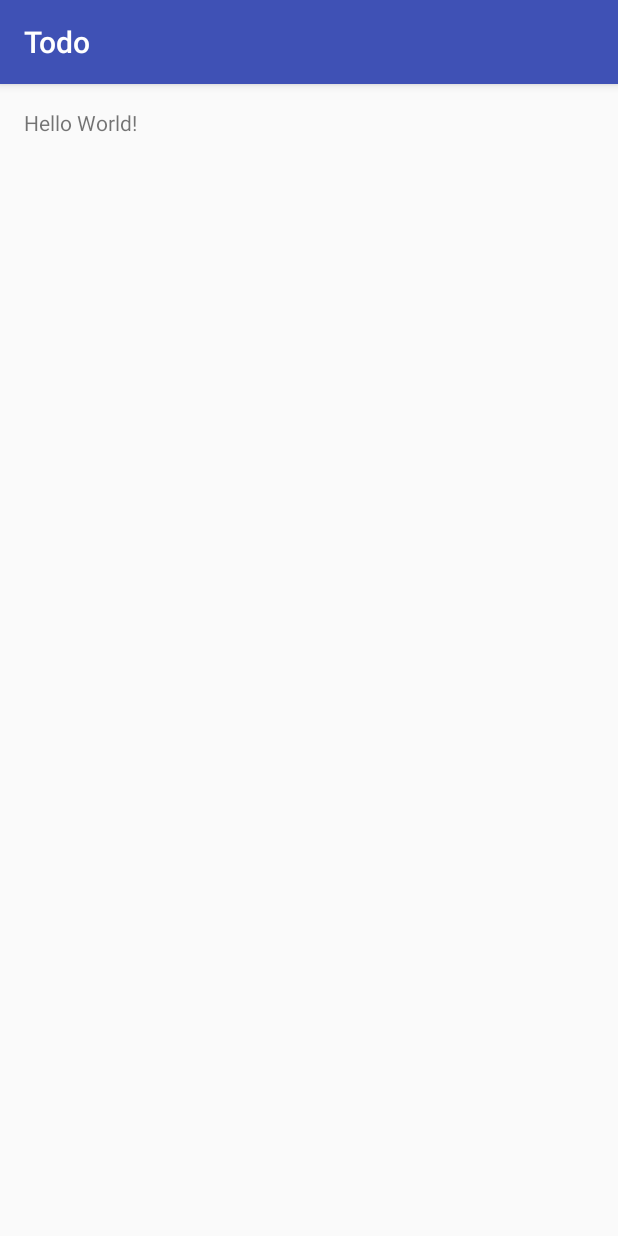
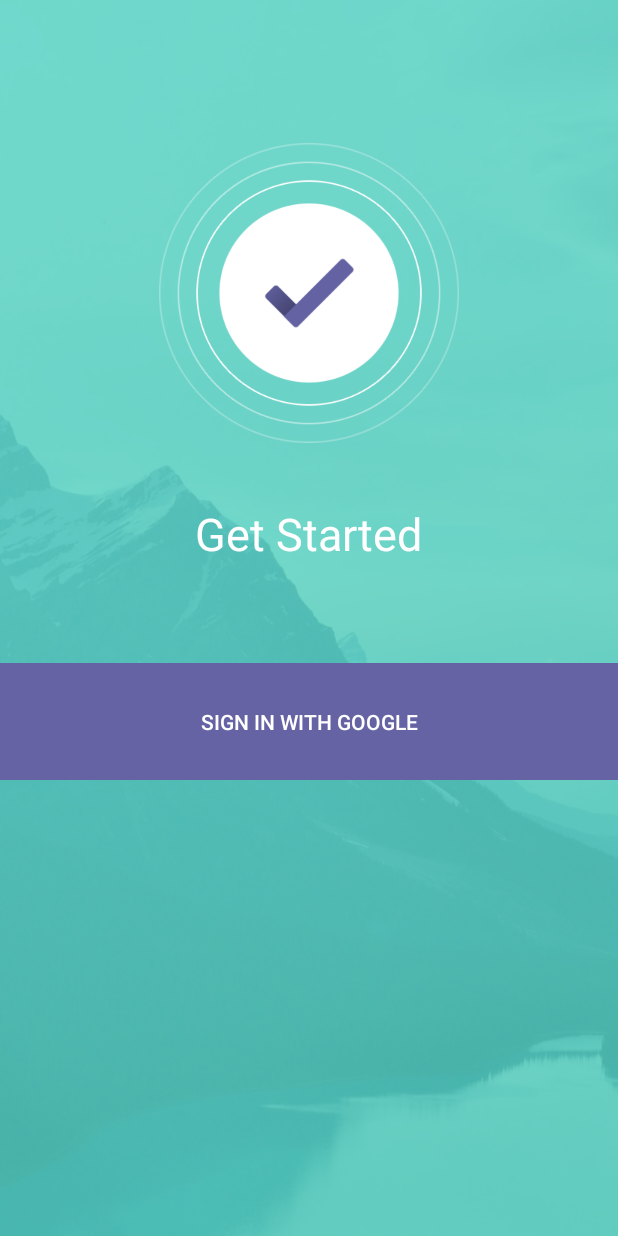
Before and after one commit to victorlenz/todoAndroid, an Android app: the screen it shows after launch (SignUp), on a phone screen of 412 x 824 dp. Run offline under Robolectric (Android 15) with nearby library versions, the phone set to English and light mode, and no system bars; our stand-ins replace Firebase (no records; nobody signed in at launch, a user with empty details on screens opened directly).

Commit message:
signUp complete

```diff
--- a/app/src/main/AndroidManifest.xml
+++ b/app/src/main/AndroidManifest.xml
@@ -1,13 +1,14 @@
 <?xml version="1.0" encoding="utf-8"?>
 <manifest xmlns:android="http://schemas.android.com/apk/res/android"
     package="com.alwayzcurious.todo">
+<uses-permission android:name="android.permission.INTERNET"/>
 
     <application
         android:allowBackup="true"
         android:icon="@mipmap/ic_launcher"
         android:label="@string/app_name"
         android:supportsRtl="true"
-        android:theme="@style/AppTheme">
+        android:theme="@style/Theme.AppCompat.NoActionBar">
         <activity android:name=".SignUp">
             <intent-filter>
                 <action android:name="android.intent.action.MAIN" />
--- a/app/src/main/java/com/alwayzcurious/todo/SignUp.java
+++ b/app/src/main/java/com/alwayzcurious/todo/SignUp.java
@@ -1,13 +1,229 @@
 package com.alwayzcurious.todo;
 
+import android.app.ProgressDialog;
+import android.content.Intent;
+import android.support.annotation.NonNull;
 import android.support.v7.app.AppCompatActivity;
 import android.os.Bundle;
+import android.util.Log;
+import android.view.View;
+import android.widget.Button;
+import android.widget.Toast;
 
-public class SignUp extends AppCompatActivity {
+import com.google.android.gms.auth.api.Auth;
+import com.google.android.gms.auth.api.signin.GoogleSignInAccount;
+import com.google.android.gms.auth.api.signin.GoogleSignInOptions;
+import com.google.android.gms.auth.api.signin.GoogleSignInResult;
+import com.google.android.gms.common.ConnectionResult;
+import com.google.android.gms.common.api.GoogleApiClient;
+import com.google.android.gms.common.api.ResultCallback;
+import com.google.android.gms.common.api.Status;
+import com.google.android.gms.tasks.OnCompleteListener;
+import com.google.android.gms.tasks.Task;
+import com.google.firebase.auth.AuthCredential;
+import com.google.firebase.auth.AuthResult;
+import com.google.firebase.auth.FirebaseAuth;
+import com.google.firebase.auth.FirebaseUser;
+import com.google.firebase.auth.GoogleAuthProvider;
+
+public class SignUp extends AppCompatActivity implements View.OnClickListener, GoogleApiClient.OnConnectionFailedListener{
+
+    Button signIn;
+    private static final String TAG = "GoogleActivity";
+    private static final int RC_SIGN_IN = 9001;
+
+    ProgressDialog dialog;
+
+
+
+    private FirebaseAuth mAuth;
+    // [END declare_auth]
+
+    // [START declare_auth_listener]
+    private FirebaseAuth.AuthStateListener mAuthListener;
+    // [END declare_auth_listener]
+
+    private GoogleApiClient mGoogleApiClient;
 
     @Override
     protected void onCreate(Bundle savedInstanceState) {
         super.onCreate(savedInstanceState);
         setContentView(R.layout.activity_sign_up);
+
+        signIn = (Button) findViewById(R.id.button_signIn);
+        signIn.setOnClickListener(this);
+        dialog = new ProgressDialog(this);
+        dialog.setMessage("Retrieving latest announcements...");
+        dialog.setIndeterminate(true);
+
+
+        GoogleSignInOptions gso = new GoogleSignInOptions.Builder(GoogleSignInOptions.DEFAULT_SIGN_IN)
+                .requestIdToken(getString(R.string.google_OAuth_key))
+                .requestEmail()
+                .build();
+        // [END config_signin]
+
+        mGoogleApiClient = new GoogleApiClient.Builder(this)
+                .enableAutoManage(this /* FragmentActivity */, this /* OnConnectionFailedListener */)
+                .addApi(Auth.GOOGLE_SIGN_IN_API, gso)
+                .build();
+
+        // [START initialize_auth]
+        mAuth = FirebaseAuth.getInstance();
+
+        mAuthListener = new FirebaseAuth.AuthStateListener() {
+            @Override
+            public void onAuthStateChanged(@NonNull FirebaseAuth firebaseAuth) {
+                FirebaseUser user = firebaseAuth.getCurrentUser();
+                if (user != null) {
+                    // User is signed in
+                    Log.d(TAG, "onAuthStateChanged:signed_in:" + user.getUid());
+                } else {
+                    // User is signed out
+                    Log.d(TAG, "onAuthStateChanged:signed_out");
+                }
+                // [START_EXCLUDE]
+                updateUI(user);
+                // [END_EXCLUDE]
+            }
+        };
+
+
+    }
+
+    @Override
+    public void onStart() {
+        super.onStart();
+        mAuth.addAuthStateListener(mAuthListener);
+    }
+    // [END on_start_add_listener]
+
+    // [START on_stop_remove_listener]
+    @Override
+    public void onStop() {
+        super.onStop();
+        if (mAuthListener != null) {
+            mAuth.removeAuthStateListener(mAuthListener);
+        }
+    }
+
+    @Override
+    public void onActivityResult(int requestCode, int resultCode, Intent data) {
+        super.onActivityResult(requestCode, resultCode, data);
+
+        // Result returned from launching the Intent from GoogleSignInApi.getSignInIntent(...);
+        if (requestCode == RC_SIGN_IN) {
+            GoogleSignInResult result = Auth.GoogleSignInApi.getSignInResultFromIntent(data);
+            if (result.isSuccess()) {
+                // Google Sign In was successful, authenticate with Firebase
+                Log.d(TAG,"Google SignIn success");
+                GoogleSignInAccount account = result.getSignInAccount();
+                firebaseAuthWithGoogle(account);
+            } else {
+                // Google Sign In failed, update UI appropriately
+                Log.d(TAG,"Google SignIn failed !!"+data.getExtras().toString());
+                // [START_EXCLUDE]
+                updateUI(null);
+                // [END_EXCLUDE]
+            }
+        }
+    }
+
+    private void firebaseAuthWithGoogle(GoogleSignInAccount acct) {
+        Log.d(TAG, "firebaseAuthWithGoogle:" + acct.getId());
+        // [START_EXCLUDE silent]
+        showProgressDialog("Starting...");
+        // [END_EXCLUDE]
+
+        AuthCredential credential = GoogleAuthProvider.getCredential(acct.getIdToken(), null);
+        mAuth.signInWithCredential(credential)
+                .addOnCompleteListener(this, new OnCompleteListener<AuthResult>() {
+                    @Override
+                    public void onComplete(@NonNull Task<AuthResult> task) {
+                        Log.d(TAG, "signInWithCredential:onComplete:" + task.isSuccessful());
+
+                        // If sign in fails, display a message to the user. If sign in succeeds
+                        // the auth state listener will be notified and logic to handle the
+                        // signed in user can be handled in the listener.
+                        if (!task.isSuccessful()) {
+                            Log.w(TAG, "signInWithCredential", task.getException());
+                            Toast.makeText(SignUp.this, "Authentication failed.",
+                                    Toast.LENGTH_SHORT).show();
+                        }
+                        // [START_EXCLUDE]
+                      hideProgressDialog();
+                        // [END_EXCLUDE]
+                    }
+                });
+    }
+
+    private void showProgressDialog(String message) {
+        dialog.setMessage(message);
+        dialog.show();
+    }
+
+    private void hideProgressDialog() {
+        dialog.dismiss();
+    }
+
+
+    private void signIn() {
+        showProgressDialog("Connecting...");
+
+        Intent signInIntent = Auth.GoogleSignInApi.getSignInIntent(mGoogleApiClient);
+        startActivityForResult(signInIntent, RC_SIGN_IN);
+    }
+
+    private void signOut() {
+        // Firebase sign out
+        mAuth.signOut();
+
+        // Google sign out
+        Auth.GoogleSignInApi.signOut(mGoogleApiClient).setResultCallback(
+                new ResultCallback<Status>() {
+                    @Override
+                    public void onResult(@NonNull Status status) {
+                        updateUI(null);
+                    }
+                });
+    }
+
+    private void revokeAccess() {
+        // Firebase sign out
+        mAuth.signOut();
+
+        // Google revoke access
+        Auth.GoogleSignInApi.revokeAccess(mGoogleApiClient).setResultCallback(
+                new ResultCallback<Status>() {
+                    @Override
+                    public void onResult(@NonNull Status status) {
+                        updateUI(null);
+                    }
+                });
+    }
+
+    private void updateUI(FirebaseUser user) {
+       hideProgressDialog();
+        if (user != null) {
+           //
+        } else {
+            //
+        }
+    }
+
+    @Override
+    public void onClick(View view) {
+        switch (view.getId())
+        {
+            case R.id.button_signIn : signIn();
+        }
+    }
+
+    @Override
+    public void onConnectionFailed(@NonNull ConnectionResult connectionResult) {
+        // An unresolvable error has occurred and Google APIs (including Sign-In) will not
+        // be available.
+        Log.d(TAG, "onConnectionFailed:" + connectionResult);
+        Toast.makeText(this, "Google Play Services error.", Toast.LENGTH_SHORT).show();
     }
 }
--- a/app/src/main/res/layout/activity_sign_up.xml
+++ b/app/src/main/res/layout/activity_sign_up.xml
@@ -1,17 +1,65 @@
 <?xml version="1.0" encoding="utf-8"?>
 <RelativeLayout xmlns:android="http://schemas.android.com/apk/res/android"
+    xmlns:app="http://schemas.android.com/apk/res-auto"
     xmlns:tools="http://schemas.android.com/tools"
     android:id="@+id/activity_sign_up"
     android:layout_width="match_parent"
     android:layout_height="match_parent"
     android:paddingBottom="@dimen/activity_vertical_margin"
-    android:paddingLeft="@dimen/activity_horizontal_margin"
-    android:paddingRight="@dimen/activity_horizontal_margin"
+
     android:paddingTop="@dimen/activity_vertical_margin"
-    tools:context="com.alwayzcurious.todo.SignUp">
+    tools:context="com.alwayzcurious.todo.SignUp"
+    android:background="@drawable/background_sign_in">
 
     <TextView
+        android:text="Get Started"
         android:layout_width="wrap_content"
         android:layout_height="wrap_content"
-        android:text="Hello World!" />
+        android:layout_marginTop="40dp"
+        android:id="@+id/textView"
+        android:contentDescription="get started"
+        android:textSize="30sp"
+        android:textColor="@android:color/background_light"
+        android:layout_below="@+id/imageView"
+        android:layout_centerHorizontal="true" />
+
+    <ImageView
+        android:layout_width="wrap_content"
+        android:layout_height="wrap_content"
+        app:srcCompat="@drawable/logo"
+        android:id="@+id/imageView"
+        android:maxHeight="200dp"
+        android:maxWidth="200dp"
+        android:contentDescription="logo"
+        tools:ignore="HardcodedText"
+        android:cropToPadding="true"
+        android:adjustViewBounds="true"
+        android:layout_marginTop="79dp"
+        android:layout_alignParentTop="true"
+        android:layout_centerHorizontal="true" />
+
+    <LinearLayout
+        android:orientation="horizontal"
+        android:layout_width="match_parent"
+        android:layout_height="match_parent"
+        android:layout_below="@+id/textView"
+        android:layout_alignParentLeft="true"
+        android:layout_alignParentStart="true"
+        android:layout_marginTop="66dp"
+        android:weightSum="4"
+        android:textAlignment="center"
+        >
+
+
+        <Button
+            android:text="sign in with google"
+            android:layout_width="match_parent"
+            android:layout_height="78dp"
+            android:id="@+id/button_signIn"
+            android:background="#6563a4"
+            android:gravity="center"
+            style="@style/Widget.AppCompat.Button.Borderless" />
+    </LinearLayout>
+
+
 </RelativeLayout>
--- a/app/src/main/res/values/strings.xml
+++ b/app/src/main/res/values/strings.xml
@@ -1,3 +1,4 @@
 <resources>
     <string name="app_name">Todo</string>
+    <string name="google_OAuth_key">481842597987-ei9pg4t6lrikhrv8s10qfti183tvpp7h.apps.googleusercontent.com </string>
 </resources>
--- a/build.gradle
+++ b/build.gradle
@@ -9,6 +9,7 @@ buildscript {
 
         // NOTE: Do not place your application dependencies here; they belong
         // in the individual module build.gradle files
+        classpath 'com.google.gms:google-services:3.0.0'
     }
 }
 
```
Also changed, not shown: app/build.gradle (+18 -1 lines), app/src/main/google_icon-web.png (added), app/src/main/res/drawable/background_sign_in.png (added), app/src/main/res/drawable/google_logo1600.png (added), app/src/main/res/drawable/logo.png (added), app/src/main/res/mipmap-hdpi/google_icon.png (added), app/src/main/res/mipmap-mdpi/google_icon.png (added), app/src/main/res/mipmap-xhdpi/google_icon.png (added), app/src/main/res/mipmap-xxhdpi/google_icon.png (added), app/src/main/res/mipmap-xxxhdpi/google_icon.png (added), 4 other files.
